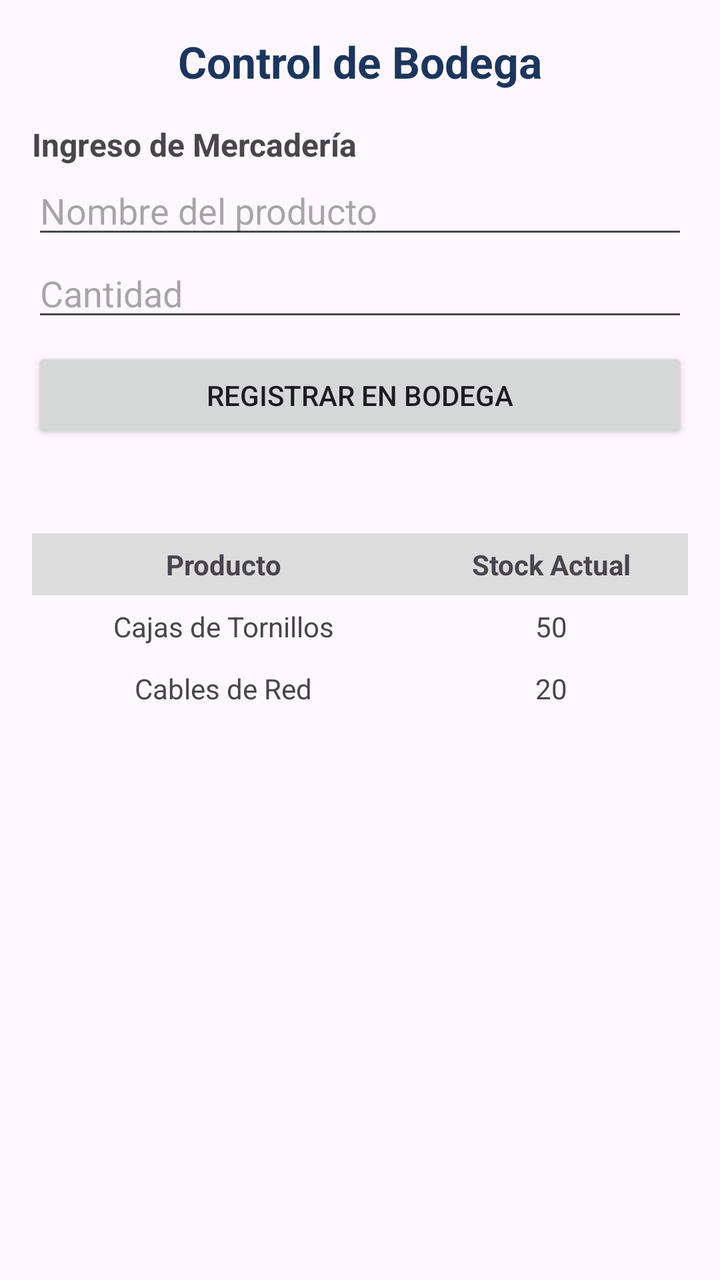
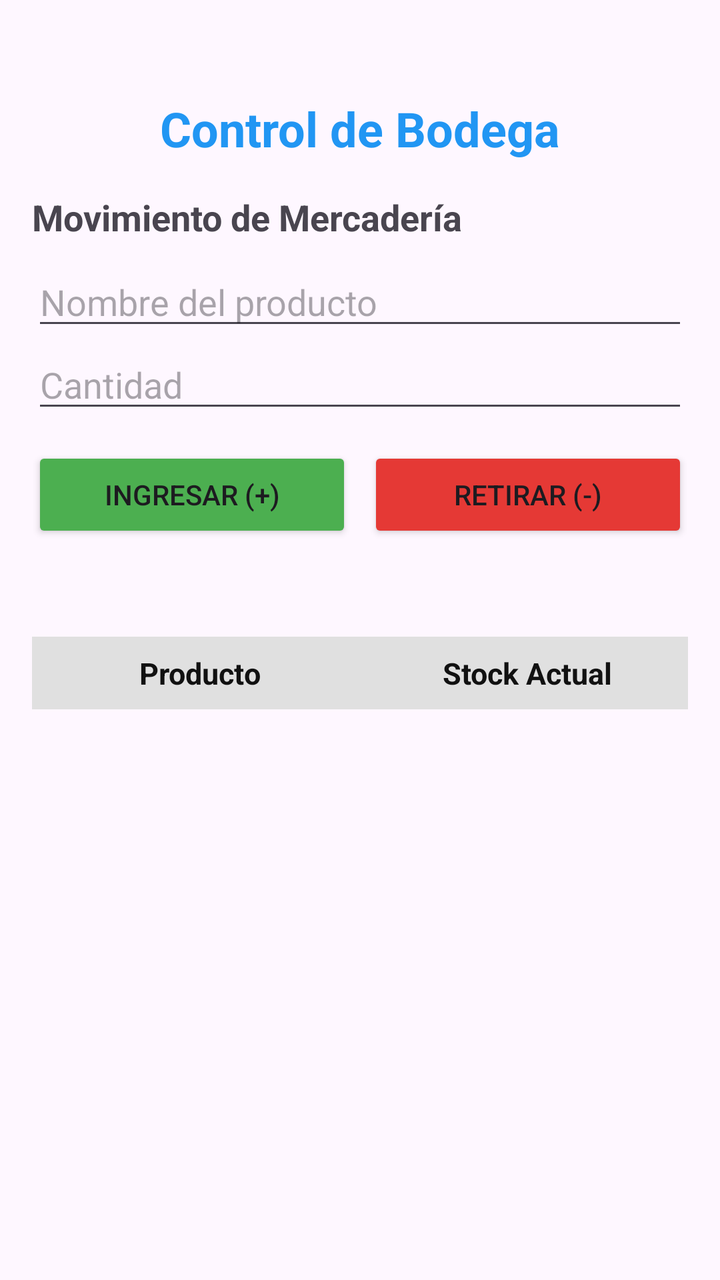

An Android layout rendered at two revisions. The XML below is the earlier revision; the diff shows what the commit changed to produce the second picture.
<!-- AndroidManifest.xml: application theme Theme.ControlBodega -->
<!-- res/layout/activity_main.xml -->
<?xml version="1.0" encoding="utf-8"?>
<androidx.constraintlayout.widget.ConstraintLayout
    xmlns:android="http://schemas.android.com/apk/res/android"
    xmlns:app="http://schemas.android.com/apk/res-auto"
    android:id="@+id/main"
    android:layout_width="match_parent"
    android:layout_height="match_parent"
    android:padding="16dp">


    <TextView
        android:id="@+id/txtTitulo"
        android:layout_width="wrap_content"
        android:layout_height="wrap_content"
        android:text="Control de Bodega"
        android:textSize="22sp"
        android:textStyle="bold"
        android:textColor="#1B365D"
        app:layout_constraintTop_toTopOf="parent"
        app:layout_constraintStart_toStartOf="parent"
        app:layout_constraintEnd_toEndOf="parent" />


    <LinearLayout
        android:id="@+id/layoutFormulario"
        android:layout_width="match_parent"
        android:layout_height="wrap_content"
        android:orientation="vertical"
        android:layout_marginTop="16dp"
        app:layout_constraintTop_toBottomOf="@id/txtTitulo"
        app:layout_constraintStart_toStartOf="parent"
        app:layout_constraintEnd_toEndOf="parent">

        <TextView
            android:layout_width="wrap_content"
            android:layout_height="wrap_content"
            android:text="Ingreso de Mercadería"
            android:textStyle="bold"
            android:textSize="16sp" />

        <EditText
            android:id="@+id/edtProducto"
            android:layout_width="match_parent"
            android:layout_height="wrap_content"
            android:hint="Nombre del producto"
            android:inputType="text" />

        <EditText
            android:id="@+id/edtCantidad"
            android:layout_width="match_parent"
            android:layout_height="wrap_content"
            android:hint="Cantidad"
            android:inputType="number" />

        <Button
            android:id="@+id/btnRegistrar"
            android:layout_width="match_parent"
            android:layout_height="wrap_content"
            android:text="Registrar en Bodega"
            android:layout_marginTop="8dp" />

        <TextView
            android:id="@+id/txtMensaje"
            android:layout_width="wrap_content"
            android:layout_height="wrap_content"
            android:textColor="#2E7D32"
            android:textStyle="italic"
            android:layout_marginTop="6dp" />
    </LinearLayout>


    <TableLayout
        android:id="@+id/tableStock"
        android:layout_width="match_parent"
        android:layout_height="wrap_content"
        android:stretchColumns="*"
        android:layout_marginTop="20dp"
        app:layout_constraintTop_toBottomOf="@id/layoutFormulario"
        app:layout_constraintStart_toStartOf="parent"
        app:layout_constraintEnd_toEndOf="parent">

        <TableRow android:background="#DDDDDD" android:padding="6dp">
            <TextView
                android:text="Producto"
                android:textStyle="bold"
                android:gravity="center" />
            <TextView
                android:text="Stock Actual"
                android:textStyle="bold"
                android:gravity="center" />
        </TableRow>

        <TableRow android:padding="6dp">
            <TextView
                android:id="@+id/txtProd1"
                android:text="Cajas de Tornillos"
                android:gravity="center" />
            <TextView
                android:id="@+id/txtCant1"
                android:text="50"
                android:gravity="center" />
        </TableRow>

        <TableRow android:padding="6dp">
            <TextView
                android:id="@+id/txtProd2"
                android:text="Cables de Red"
                android:gravity="center" />
            <TextView
                android:id="@+id/txtCant2"
                android:text="20"
                android:gravity="center" />
        </TableRow>
    </TableLayout>

</androidx.constraintlayout.widget.ConstraintLayout>
<!-- resources referenced by this layout -->
<resources>
  <style name="Theme.ControlBodega" parent="Base.Theme.ControlBodega" />
  <style name="Base.Theme.ControlBodega" parent="Theme.Material3.DayNight.NoActionBar">
          
          
      </style>
</resources>

<!-- the commit's change to res/layout/activity_main.xml (unified diff, before → after) -->
@@ -7,19 +7,18 @@
     android:layout_height="match_parent"
     android:padding="16dp">
 
-
     <TextView
         android:id="@+id/txtTitulo"
         android:layout_width="wrap_content"
         android:layout_height="wrap_content"
         android:text="Control de Bodega"
-        android:textSize="22sp"
+        android:textSize="24sp"
         android:textStyle="bold"
-        android:textColor="#1B365D"
+        android:textColor="#2196F3"
+        android:layout_marginTop="32dp"
         app:layout_constraintTop_toTopOf="parent"
         app:layout_constraintStart_toStartOf="parent"
         app:layout_constraintEnd_toEndOf="parent" />
-
 
     <LinearLayout
         android:id="@+id/layoutFormulario"
@@ -34,9 +33,10 @@
         <TextView
             android:layout_width="wrap_content"
             android:layout_height="wrap_content"
-            android:text="Ingreso de Mercadería"
+            android:text="Movimiento de Mercadería"
             android:textStyle="bold"
-            android:textSize="16sp" />
+            android:textSize="18sp"
+            android:layout_marginBottom="8dp" />
 
         <EditText
             android:id="@+id/edtProducto"
@@ -52,22 +52,38 @@
             android:hint="Cantidad"
             android:inputType="number" />
 
-        <Button
-            android:id="@+id/btnRegistrar"
+        <LinearLayout
             android:layout_width="match_parent"
             android:layout_height="wrap_content"
-            android:text="Registrar en Bodega"
-            android:layout_marginTop="8dp" />
+            android:orientation="horizontal"
+            android:layout_marginTop="12dp">
+
+            <Button
+                android:id="@+id/btnIngresar"
+                android:layout_width="0dp"
+                android:layout_height="wrap_content"
+                android:layout_weight="1"
+                android:layout_marginEnd="4dp"
+                android:text="Ingresar (+)"
+                android:backgroundTint="#4CAF50" />
+
+            <Button
+                android:id="@+id/btnRetirar"
+                android:layout_width="0dp"
+                android:layout_height="wrap_content"
+                android:layout_weight="1"
+                android:layout_marginStart="4dp"
+                android:text="Retirar (-)"
+                android:backgroundTint="#E53935" />
+        </LinearLayout>
 
         <TextView
             android:id="@+id/txtMensaje"
             android:layout_width="wrap_content"
             android:layout_height="wrap_content"
-            android:textColor="#2E7D32"
             android:textStyle="italic"
-            android:layout_marginTop="6dp" />
+            android:layout_marginTop="8dp" />
     </LinearLayout>
-
 
     <TableLayout
         android:id="@+id/tableStock"
@@ -79,38 +95,21 @@
         app:layout_constraintStart_toStartOf="parent"
         app:layout_constraintEnd_toEndOf="parent">
 
-        <TableRow android:background="#DDDDDD" android:padding="6dp">
+        <TableRow android:background="#E0E0E0" android:padding="8dp">
             <TextView
                 android:text="Producto"
                 android:textStyle="bold"
+                android:textColor="#111111"
+                android:textSize="15sp"
                 android:gravity="center" />
             <TextView
                 android:text="Stock Actual"
                 android:textStyle="bold"
+                android:textColor="#111111"
+                android:textSize="15sp"
                 android:gravity="center" />
         </TableRow>
 
-        <TableRow android:padding="6dp">
-            <TextView
-                android:id="@+id/txtProd1"
-                android:text="Cajas de Tornillos"
-                android:gravity="center" />
-            <TextView
-                android:id="@+id/txtCant1"
-                android:text="50"
-                android:gravity="center" />
-        </TableRow>
-
-        <TableRow android:padding="6dp">
-            <TextView
-                android:id="@+id/txtProd2"
-                android:text="Cables de Red"
-                android:gravity="center" />
-            <TextView
-                android:id="@+id/txtCant2"
-                android:text="20"
-                android:gravity="center" />
-        </TableRow>
     </TableLayout>
 
 </androidx.constraintlayout.widget.ConstraintLayout>
